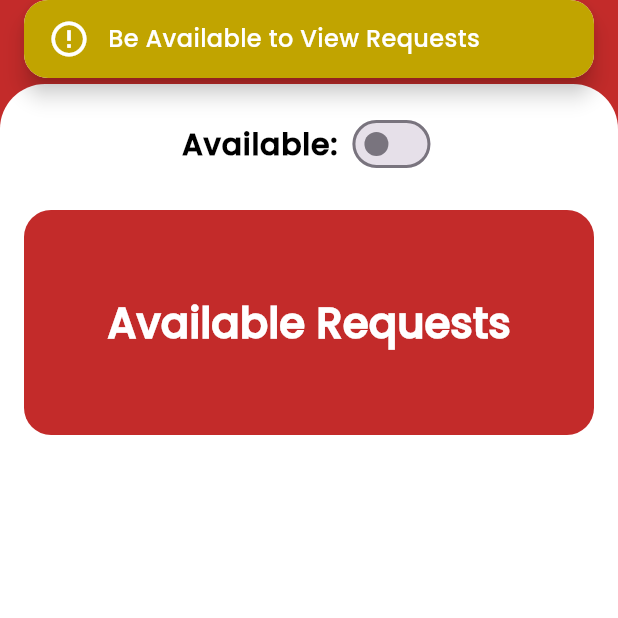
After one commit to Momen0Waleed/Car-E-Rescue, a Flutter app: the MechanicHomeView screen opened by its route, after a tap on "Available Requests", on a phone screen of 412 x 824 dp, the top half of it. The commit adds this screen. Run offline on Flutter 3.47's test engine with Material 3 defaults, Android fonts, the phone set to English and light mode, and no system bars; drawn by our look-alikes of flutter_bounceable; our stand-ins replace animated_text_kit, bot_toast, dio, flutter_easyloading, flutter_map, geolocator and 3 more; accounts and stored records are empty.

Commit message:
Finishing the Mechanic Availability Feature + Setting the WorkShop Location and save this boolean in shared preferences

```diff
--- a/lib/core/providers/user_provider.dart
+++ b/lib/core/providers/user_provider.dart
@@ -13,7 +13,6 @@ class UserProvider extends ChangeNotifier {
 
   void updateUserInfo({String? name, String? phone, String? email, String? carType, String? carModel}) {
     if (_currentUser != null) {
-      // Assign to the private variable _currentUser, not the getter
       _currentUser = _currentUser!.copyWith(
         name: name ?? _currentUser!.name,
         phone: phone ?? _currentUser!.phone,
--- a/lib/core/routes/app_routes.dart
+++ b/lib/core/routes/app_routes.dart
@@ -14,7 +14,10 @@ import 'package:car_e_rescue/modules/client/home/sub_modules/user_request/sub_mu
 import 'package:car_e_rescue/modules/client/home/sub_modules/user_request/sub_mudules/request_history/view/request_history_view.dart';
 import 'package:car_e_rescue/modules/client/home/sub_modules/user_request/view/user_request_view.dart';
 import 'package:car_e_rescue/modules/client/home/view/client_home_view.dart';
-import 'package:car_e_rescue/modules/mechanic/home/view/provider_home_view.dart';
+import 'package:car_e_rescue/modules/mechanic/home/sub_modules/available_requests/view/mechanic_available_requests_view.dart';
+import 'package:car_e_rescue/modules/mechanic/home/sub_modules/mechanic_profile/view/mechanic_profile_view.dart';
+import 'package:car_e_rescue/modules/mechanic/home/sub_modules/workshop_location/view/workshop_location_view.dart';
+import 'package:car_e_rescue/modules/mechanic/home/view/mechanic_home_view.dart';
 import 'package:car_e_rescue/modules/splash/splash_screen.dart';
 import 'package:flutter/material.dart';
 
@@ -33,8 +36,8 @@ abstract class AppRoutes {
         return _slideRoute(const ProviderSignUpView());
       case PageRoutesName.clientHome:
         return _slideRoute(ClientHomeView());
-      case PageRoutesName.providerHome:
-        return _slideRoute(ProviderHomeView());
+      case PageRoutesName.mechanicHome:
+        return _slideRoute(MechanicHomeView());
       case PageRoutesName.forgetPassword:
         return _slideRoute(const ForgetPasswordView());
       case PageRoutesName.userRequest:
@@ -54,6 +57,14 @@ abstract class AppRoutes {
       case PageRoutesName.mechanicLocation:
         final mechanic = settings.arguments as MechanicDataModel;
         return _slideRoute(MechanicLocationView(mechanic: mechanic));
+
+      case PageRoutesName.mechanicProfile:
+        return _slideRoute(const MechanicProfileView());
+        case PageRoutesName.mechanicAvailableRequests:
+        return _slideRoute(const MechanicAvailableRequestsView());
+      case PageRoutesName.workshopLocation:
+        return _slideRoute(const WorkshopLocationView());
+
 
       default:
         return _slideRoute(const SplashScreen());
--- a/lib/core/routes/page_routes_name.dart
+++ b/lib/core/routes/page_routes_name.dart
@@ -6,7 +6,7 @@ abstract class PageRoutesName{
   static const String providerSignUp = "/Provider-Sign-Up";
   static const String forgetPassword = "/Forget-Password";
   static const String clientHome = "/Client-Home";
-  static const String providerHome = "/Provider-Home";
+  static const String mechanicHome = "/Mechanic-Home";
   static const String userRequest = "/User-Request";
   static const String userDiagnose = "/User-Diagnose";
   static const String createRequest = "/Create-Request";
@@ -16,5 +16,8 @@ abstract class PageRoutesName{
   static const String clientProfile = "/Client-Profile";
   static const String clientCurrentRequest = "/Client-Current-Request";
   static const String mechanicLocation = "/Mechanic-Location";
+  static const String mechanicProfile = "/Mechanic-Profile";
+  static const String mechanicAvailableRequests = "/Mechanic-Available-Requests";
+  static const String workshopLocation = "/Mechanic-WorkShop-Location";
 
 }
--- a/lib/modules/auth/login/view_model/login_view_model.dart
+++ b/lib/modules/auth/login/view_model/login_view_model.dart
@@ -38,7 +38,7 @@ class LoginViewModel extends ChangeNotifier {
         return PageRoutesName.clientHome;
       } else {
         await _repository.saveUserRoleLocally('provider');
-        return PageRoutesName.providerHome;
+        return PageRoutesName.mechanicHome;
       }
     } catch (e) {
       SnackbarService.showErrorNotification(e.toString().replaceAll("Exception: ", ""));
--- /dev/null
+++ b/lib/modules/mechanic/home/view/mechanic_home_view.dart
@@ -0,0 +1,159 @@
+import 'package:car_e_rescue/core/constants/services/snackbar_service.dart';
+import 'package:car_e_rescue/core/constants/theme/app_colors.dart';
+import 'package:car_e_rescue/core/providers/user_provider.dart';
+import 'package:car_e_rescue/core/routes/page_routes_name.dart';
+import 'package:car_e_rescue/modules/mechanic/home/view_model/mechanic_home_view_model.dart';
+import 'package:flutter/material.dart';
+import 'package:flutter_bounceable/flutter_bounceable.dart';
+import 'package:provider/provider.dart' show Provider, Consumer, ChangeNotifierProvider;
+import 'package:shared_preferences/shared_preferences.dart';
+
+class MechanicHomeView extends StatefulWidget {
+  const MechanicHomeView({super.key});
+
+  @override
+  State<MechanicHomeView> createState() => _MechanicHomeViewState();
+}
+
+class _MechanicHomeViewState extends State<MechanicHomeView> {
+  bool available = false;
+  bool workShopLocationWasSet = false;
+  @override
+  void initState() {
+    super.initState();
+    _checkWorkshopStatus();
+  }
+
+  Future<void> _checkWorkshopStatus() async {
+    final prefs = await SharedPreferences.getInstance();
+    setState(() {
+      workShopLocationWasSet = prefs.getBool('workShopLocationWasSet') ?? false;
+    });
+  }
+
+  @override
+  Widget build(BuildContext context) {
+    final user = Provider.of<UserProvider>(context).currentUser;
+    var theme = Theme.of(context);
+    return ChangeNotifierProvider(
+      create: (_) => MechanicHomeViewModel() ,
+      child: Consumer<MechanicHomeViewModel>(
+        builder: ( context,  viewModel,  child) {
+          return Scaffold(
+            appBar: AppBar(
+              centerTitle: false,
+              automaticallyImplyLeading: false,
+              backgroundColor: AppColors.red,
+              title: FittedBox(
+                child: Text(
+                  "Welcome, ${user?.name ?? 'Mechanic'}",
+                  style: TextStyle(color: AppColors.white),
+                ),
+              ),
+              actionsPadding: EdgeInsetsGeometry.all(0),
+              actions: [
+                Bounceable(
+                  scaleFactor: 0.7,
+                  onTap: () {
+                    Navigator.of(context).pushNamed(PageRoutesName.mechanicProfile);
+                  },
+                  child: Icon(Icons.person_sharp, size: 35, color: AppColors.white),
+                ),
+                SizedBox(width: 20),
+              ],
+            ),
+            body: Container(
+              color: AppColors.red,
+              child: Container(
+                decoration: BoxDecoration(
+                  color: AppColors.white,
+                  borderRadius: BorderRadius.only(
+                    topLeft: Radius.circular(30),
+                    topRight: Radius.circular(30),
+                  ),
+                ),
+                child: Padding(
+                  padding: const EdgeInsets.all(16),
+                  child: SingleChildScrollView(
+                    physics: BouncingScrollPhysics(),
+                    child: Column(
+                      mainAxisAlignment: MainAxisAlignment.start,
+                      crossAxisAlignment: CrossAxisAlignment.start,
+                      children: [
+                        ///Switch
+                        Row(
+                          mainAxisAlignment: MainAxisAlignment.center,
+                          crossAxisAlignment: CrossAxisAlignment.center,
+                          children: [
+                            Text("Available: ", style: theme.textTheme.bodyLarge),
+                            Switch(
+                              value: available,
+                              activeThumbColor: AppColors.green,
+                              onChanged: (bool value) async{
+                                bool success = await viewModel.toggleAvailability(value);
+                                if (success) {
+                                  setState(() {
+                                    available = value;
+                                  });
+                                } else {
+                                  SnackbarService.showErrorNotification("Failed to update status");
+                                }
+                              },
+                            ),
+                          ],
+                        ),
+
+                        SizedBox(height: 20),
+                        Bounceable(
+                          duration: Duration(milliseconds: 400),
+                          scaleFactor: 0.8,
+                          onTap: () async {
+                            if (available == false) {
+                              SnackbarService.showErrorNotification("Be Available to View Requests");
+                              return;
+                            }
+
+                            // Refresh status from prefs
+                            final prefs = await SharedPreferences.getInstance();
+                            workShopLocationWasSet = prefs.getBool('workShopLocationWasSet') ?? false;
+
+                            // Inside "Available Requests" onTap:
+                            if (workShopLocationWasSet) {
+                              Navigator.of(context).pushNamed(PageRoutesName.mechanicAvailableRequests);
+                            } else {
+                              // Use workshopLocation to avoid the MechanicDataModel crash
+                              final result = await Navigator.of(context).pushNamed(PageRoutesName.workshopLocation);
+                              if (result == true) {
+                                setState(() => workShopLocationWasSet = true);
+                              }
+                            }
+                          },
+                          child: Container(
+                            width: double.infinity,
+                            height: 150,
+                            decoration: BoxDecoration(
+                              color: AppColors.red,
+                              borderRadius: BorderRadius.circular(18),
+                            ),
+                            child: Center(
+                              child: Text(
+                                "Available Requests",
+                                style: theme.textTheme.titleLarge!.copyWith(
+                                  color: AppColors.white,
+                                ),
+                              ),
+                            ),
+                          ),
+                        ),
+                      ],
+                    ),
+                  ),
+                ),
+              ),
+            ),
+          );
+        },
+      ),
+    );
+  }
+}
--- a/lib/modules/splash/logic/splash_logic.dart
+++ b/lib/modules/splash/logic/splash_logic.dart
@@ -29,7 +29,7 @@ class SplashLogic {
         // Navigate based on the role returned by your API
         return (role == 'user' || role == 'client')
             ? PageRoutesName.clientHome
-            : PageRoutesName.providerHome;
+            : PageRoutesName.mechanicHome;
 
       } catch (e) {
         // If the token is expired or the fetch fails, send to login
```
Also changed, not shown: lib/modules/client/home/sub_modules/user_request/sub_mudules/request_history/view_model/request_history_view_model.dart (+21 -21 lines), lib/modules/client/home/view/client_home_view.dart (+5 -3 lines), lib/modules/mechanic/home/model/mechanic_home_repo.dart (added, +27 -0 lines), lib/modules/mechanic/home/sub_modules/available_requests/view/mechanic_available_requests_view.dart (added, +20 -0 lines), lib/modules/mechanic/home/sub_modules/mechanic_profile/view/mechanic_profile_view.dart (added, +20 -0 lines), lib/modules/mechanic/home/sub_modules/workshop_location/model/workshop_location_repo.dart (added, +30 -0 lines), lib/modules/mechanic/home/sub_modules/workshop_location/view/workshop_location_view.dart (added, +81 -0 lines), lib/modules/mechanic/home/sub_modules/workshop_location/view_model/workshop_location_view_model.dart (added, +79 -0 lines), lib/modules/mechanic/home/view/provider_home_view.dart (deleted, +0 -40 lines), lib/modules/mechanic/home/view_model/mechanic_home_view_model.dart (added, +23 -0 lines).
